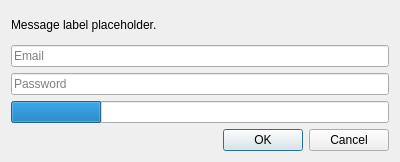
MultiMC/Launcher, file application/dialogs/LoginDialog.ui: the form before one commit.
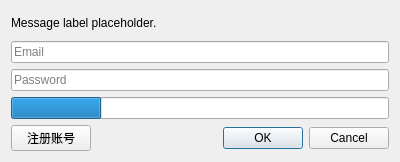
The form after the commit.

The edit to the form file:
```diff
--- a/application/dialogs/LoginDialog.ui
+++ b/application/dialogs/LoginDialog.ui
@@ -19,8 +19,8 @@
   <property name="windowTitle">
    <string>Add Account</string>
   </property>
-  <layout class="QVBoxLayout" name="verticalLayout">
-   <item>
+  <layout class="QGridLayout" name="gridLayout">
+   <item row="0" column="0">
     <widget class="QLabel" name="label">
      <property name="text">
       <string notr="true">Message label placeholder.</string>
@@ -33,14 +33,14 @@
      </property>
     </widget>
    </item>
-   <item>
+   <item row="1" column="0">
     <widget class="QLineEdit" name="userTextBox">
      <property name="placeholderText">
       <string>Email</string>
      </property>
     </widget>
    </item>
-   <item>
+   <item row="2" column="0">
     <widget class="QLineEdit" name="passTextBox">
      <property name="echoMode">
       <enum>QLineEdit::Password</enum>
@@ -50,7 +50,7 @@
      </property>
     </widget>
    </item>
-   <item>
+   <item row="3" column="0">
     <widget class="QProgressBar" name="progressBar">
      <property name="value">
       <number>24</number>
@@ -60,6 +60,15 @@
      </property>
     </widget>
    </item>
+   <item row="4" column="0">
+    <layout class="QHBoxLayout" name="horizontalLayout">
+     <item>
+      <widget class="QPushButton" name="pushButton">
+       <property name="text">
+        <string>注册账号</string>
+       </property>
+      </widget>
+     </item>
    <item>
     <widget class="QDialogButtonBox" name="buttonBox">
      <property name="orientation">
@@ -69,6 +78,8 @@
       <set>QDialogButtonBox::Cancel|QDialogButtonBox::Ok</set>
      </property>
     </widget>
+     </item>
+    </layout>
    </item>
   </layout>
  </widget>
```
Lines whose indentation alone changed are shown as unchanged.
